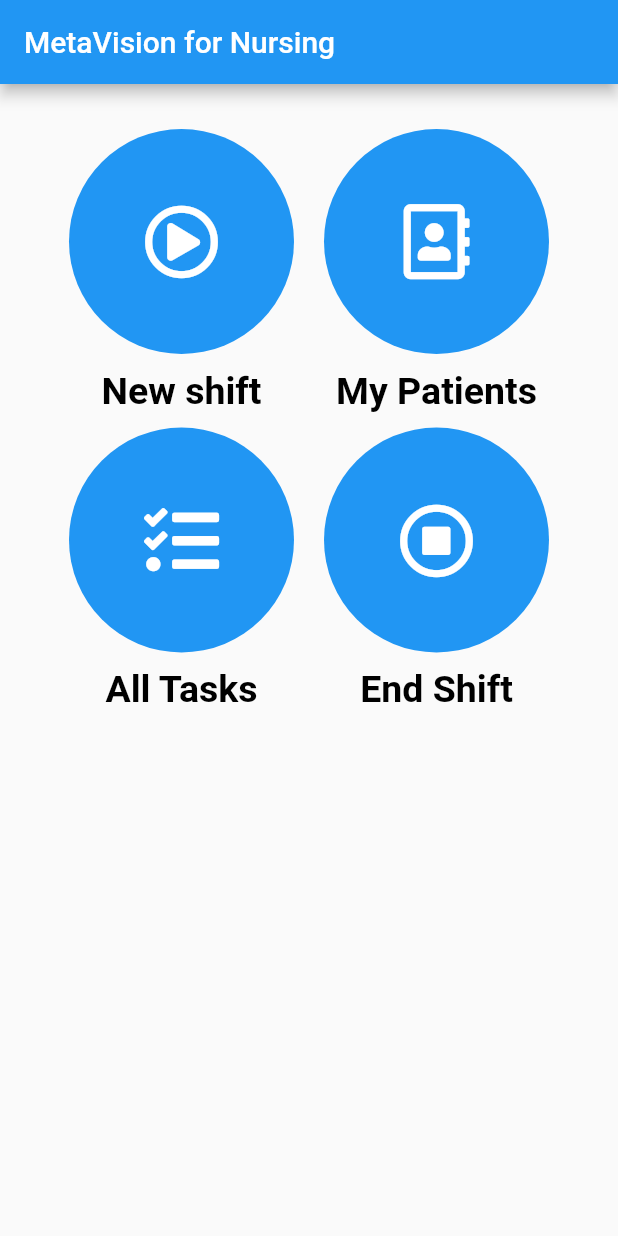
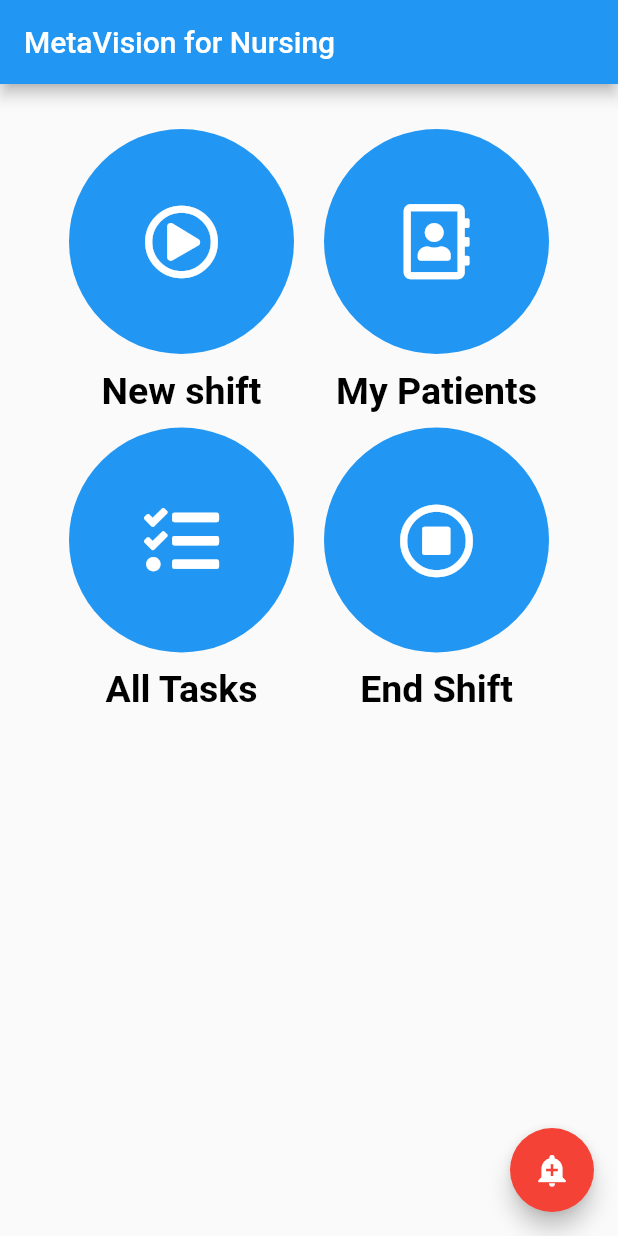
Before and after one commit to YuvalAshkenazi/LabDay, a Flutter app: the screen it shows after launch, on a phone screen of 412 x 824 dp. Run offline on Flutter 3.47's test engine with Material 2 defaults, Android fonts, the phone set to English and light mode, and no system bars; our stand-ins replace cloud_firestore, firebase_core, font_awesome_flutter; accounts and stored records are empty.

```diff
--- a/lib/bussiness_logic/models/patient.dart
+++ b/lib/bussiness_logic/models/patient.dart
@@ -1,11 +1,13 @@
 import 'package:flutter/material.dart';
+import 'package:cloud_firestore/cloud_firestore.dart';
 
 class Patient {
+  String _id;
   String _MRNumber = '';
   String _fullName;
   DateTime _birthDate;
   Image _picture;
-  final String _pictureURL;
+  String _pictureURL;
   String nurseId = "";
 
   Patient(this._MRNumber, this._fullName, this._pictureURL) {
@@ -19,6 +21,15 @@ class Patient {
       }
   }
 
+  Patient.overloadedConstructor(DocumentSnapshot doc)
+  {
+    _id = doc.id;
+    _MRNumber =doc.data()['MRN'];
+    _fullName=doc.data()['Name'];;
+
+  }
+
+
   String get MRNumber => _MRNumber;
 
   String get FullName => _fullName;
@@ -26,4 +37,5 @@ class Patient {
   DateTime get BirthDate => _birthDate;
 
   Image get Picture => _picture;
+  String get Id =>_id;
 }
--- a/lib/main.dart
+++ b/lib/main.dart
@@ -4,11 +4,9 @@ import 'package:flutter_app/ui/screens/EndShift.dart';
 import 'package:flutter_app/ui/screens/main_screen/main_screen.dart';
 import 'package:flutter_app/ui/screens/new_shift/new_shift.dart';
 import 'package:flutter_app/ui/screens/patients/MyPatients.dart';
+import 'package:firebase_core/firebase_core.dart';
 
 import 'TestFirebase.dart';
-
-import 'package:firebase_core/firebase_core.dart';
-
 import 'Testfirebase2.dart';
 
 //import 'package:firebase_core/firebase_core.dart';
--- a/lib/ui/screens/main_screen/main_screen.dart
+++ b/lib/ui/screens/main_screen/main_screen.dart
@@ -1,5 +1,6 @@
 import 'package:flutter/material.dart';
 import 'package:font_awesome_flutter/font_awesome_flutter.dart';
+import 'package:cloud_firestore/cloud_firestore.dart';
 
 import 'main_screen_button.dart';
 
@@ -17,6 +18,8 @@ class _MainScreenState extends State<MainScreen> {
   @override
   Widget build(BuildContext context) {
     final title = 'MetaVision for Nursing ';
+    final _firestore = FirebaseFirestore.instance;
+    int _id = 3;
 
     return Scaffold(
         appBar: AppBar(
@@ -90,8 +93,21 @@ class _MainScreenState extends State<MainScreen> {
               ),
             ),
           ),
+
         ),
-
+      floatingActionButton: FloatingActionButton(
+        onPressed: () {
+          _firestore.collection('Patients').add({
+            'Name':"Patient $_id",
+            'MRN': "MRN'$_id",
+            'Nurse': 'Dana',
+          });
+          _id++;
+        },
+        tooltip: 'Emergency bell',
+        child: Icon(Icons.add_alert),
+        backgroundColor: Colors.red,
+      ),
     );
   }
 }
```
Also changed, not shown: lib/ui/screens/new_shift/new_shift.dart (+27 -21 lines).
